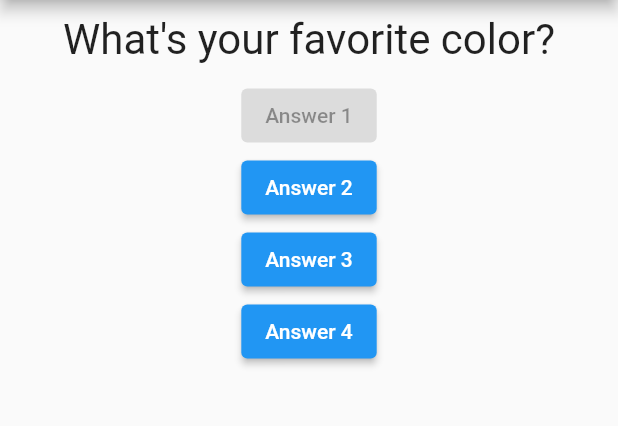
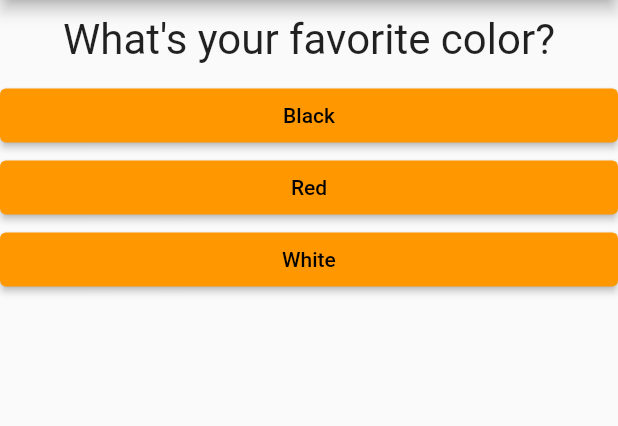
Before and after one commit to garamkim83/First-Flutter-App, a Flutter app: the screen it shows after launch, on a phone screen of 412 x 824 dp, the part 84-510 px from its top. Run offline on Flutter 3.47's test engine with Material 2 defaults, Android fonts, the phone set to English and light mode, and no system bars.

Commit message:
add questions and answers
If you click one of the buttons, the next question will show up until the last question and answers

```diff
--- /dev/null
+++ b/lib/answer.dart
@@ -0,0 +1,31 @@
+import 'package:flutter/material.dart';
+
+class Answer extends StatelessWidget {
+  //const Answer({Key? key}) : super(key: key);
+
+  final Function selectHandler;
+  final String answerText;
+
+  Answer(this.selectHandler, this.answerText);
+
+  @override
+  Widget build(BuildContext context) {
+    final ButtonStyle bStyle = ElevatedButton.styleFrom(
+      primary: Colors.orange,
+    );
+
+    return Container(
+      width: double.infinity,
+      child: ElevatedButton(
+        style: bStyle,
+        onPressed: () {
+          selectHandler();
+        },
+        child: Text(
+          answerText,
+          style: TextStyle(color: Colors.black),
+        ),
+      ),
+    );
+  }
+}
--- a/lib/main.dart
+++ b/lib/main.dart
@@ -2,6 +2,7 @@
 import 'package:flutter/material.dart';
 
 import './question.dart';
+import './answer.dart';
 
 void main() {
   runApp(MyApp());
@@ -18,7 +19,7 @@ class MyApp extends StatefulWidget {
 class _MyAppState extends State<MyApp> {
   var _questionIndex = 0;
 
-  void answerQuestion() {
+  void _answerQuestion() {
     setState(() {
       _questionIndex = _questionIndex + 1;
     });
@@ -28,9 +29,19 @@ class _MyAppState extends State<MyApp> {
 
   @override
   Widget build(BuildContext context) {
-    var questions = [
-      'What\'s your favorite color?',
-      'What\'s your favorite animal?'
+    List questions = [
+      {
+        'questionText': 'What\'s your favorite color?',
+        'answers': ['Black', 'Red', 'White'],
+      },
+      {
+        'questionText': 'What\'s your favorite animal?',
+        'answers': ['Dog', 'Cat', 'Whale', 'Rabbit'],
+      },
+      {
+        'questionText': 'Birth month?',
+        'answers': ['1', '2', '3', 'other'],
+      },
     ];
     return MaterialApp(
       home: Scaffold(
@@ -41,7 +52,15 @@ class _MyAppState extends State<MyApp> {
           children: [
             //혹은 Text(questions.elementAt(0)),
             //Text(questions[_questionIndex]),
-            Question(questions[_questionIndex]),
+
+            Question(
+              questions[_questionIndex]['questionText'],
+            ),
+            ...(questions[_questionIndex]['answers'] as List<String>)
+                .map((answer) {
+              return Answer(_answerQuestion, answer);
+            }).toList()
+            /*
             ElevatedButton(
               onPressed: null,
               child: Text('Answer 1'),
@@ -51,13 +70,15 @@ class _MyAppState extends State<MyApp> {
               child: Text('Answer 2'),
             ),
             ElevatedButton(
-              onPressed: answerQuestion,
+              onPressed: _answerQuestion,
               child: Text('Answer 3'),
             ),
             ElevatedButton(
               onPressed: () => print('Answer 4 chosen!'),
               child: Text('Answer 4'),
             ),
+            Answer(_answerQuestion),
+            */
           ],
         ),
       ),
```
